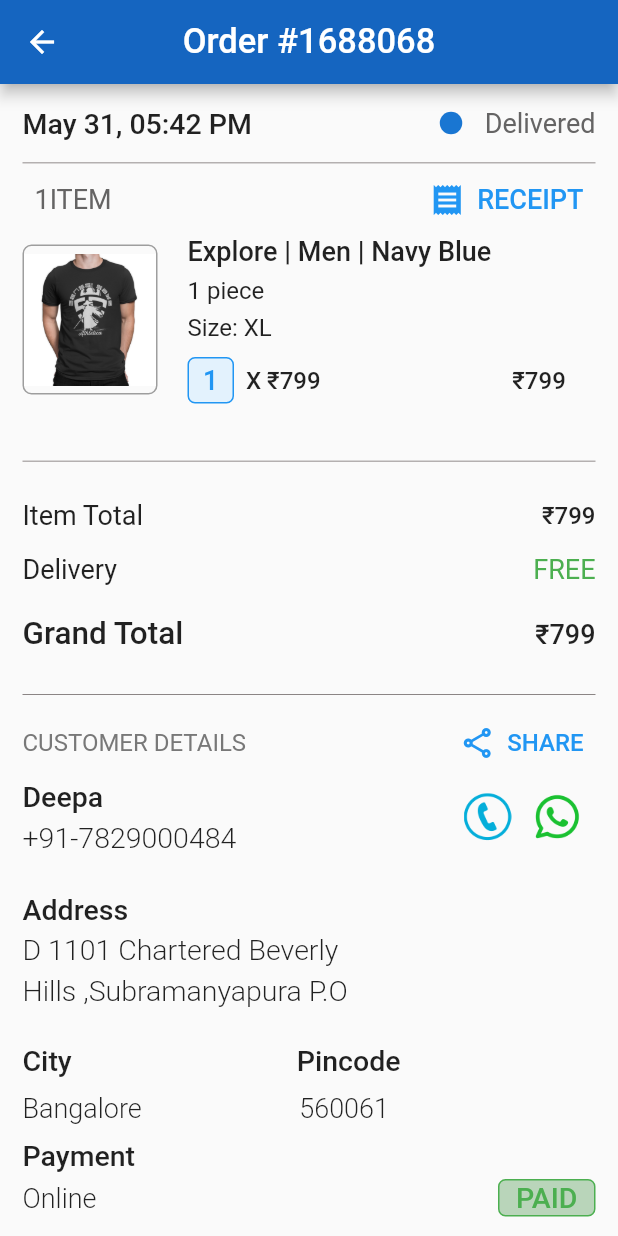
After one commit to joyaljosephnote/dukaan-app-clone, a Flutter app: the OrderDetails screen opened directly, on a phone screen of 412 x 824 dp. The commit adds this screen. Run offline on Flutter 3.47's test engine with Material 2 defaults, Android fonts, the phone set to English and light mode, and no system bars.

Commit message:
order details page compleated

```diff
--- a/lib/main.dart
+++ b/lib/main.dart
@@ -1,11 +1,11 @@
 // ignore_for_file: unused_local_variable
 
 import 'package:flutter/material.dart';
-import 'package:ui_design/screens/Account/account_page.dart';
+import 'package:ui_design/screens/account/account_page.dart';
 import 'package:ui_design/screens/catalogue/catalogue_page.dart';
 import 'package:ui_design/screens/dukaan_premium.dart';
 import 'package:ui_design/screens/manage_store.dart';
-import 'package:ui_design/screens/order_page.dart';
+import 'package:ui_design/screens/order/order_page.dart';
 
 void main() {
   runApp(const MyApp());
--- /dev/null
+++ b/lib/screens/order/order_details.dart
@@ -0,0 +1,557 @@
+import 'dart:async';
+
+import 'package:flutter/material.dart';
+
+class OrderDetails extends StatefulWidget {
+  const OrderDetails({super.key});
+
+  @override
+  State<OrderDetails> createState() => _OrderDetailsState();
+}
+
+class _OrderDetailsState extends State<OrderDetails> {
+  bool _isPressed = false;
+
+  @override
+  Widget build(BuildContext context) {
+    return Scaffold(
+      appBar: AppBar(
+        backgroundColor: Colors.blue[800],
+        centerTitle: true,
+        title: const Text(
+          'Order #1688068',
+          style: TextStyle(fontSize: 23, fontWeight: FontWeight.w500),
+        ),
+      ),
+      body: SingleChildScrollView(
+        child: SafeArea(
+            child: Padding(
+          padding: const EdgeInsets.all(15.0),
+          child: Column(
+            children: [
+              //first row
+              Row(
+                mainAxisAlignment: MainAxisAlignment.spaceBetween,
+                children: [
+                  const Text(
+                    'May 31, 05:42 PM',
+                    style: TextStyle(
+                      fontSize: 19,
+                      fontWeight: FontWeight.w500,
+                    ),
+                  ),
+                  Row(children: [
+                    Container(
+                      height: 15,
+                      width: 15,
+                      decoration: BoxDecoration(
+                        borderRadius: BorderRadius.circular(15),
+                        color: Colors.blue[700],
+                      ),
+                    ),
+                    const SizedBox(
+                      width: 15,
+                    ),
+                    const Text(
+                      'Delivered',
+                      style: TextStyle(
+                          fontSize: 18,
+                          color: Color.fromARGB(255, 101, 100, 100),
+                          fontWeight: FontWeight.w400),
+                    )
+                  ])
+                ],
+              ),
+              //first row end
+              const SizedBox(
+                height: 15,
+              ),
+              //whole container contains item,prize etc
+              Row(
+                children: [
+                  Expanded(
+                    child: Container(
+                      //decoration
+                      height: 200,
+                      decoration: const BoxDecoration(
+                          border: Border(
+                              top: BorderSide(
+                                color: Color.fromARGB(255, 180, 176, 176),
+                              ),
+                              bottom: BorderSide(
+                                color: Color.fromARGB(255, 180, 176, 176),
+                              ))),
+                      //decoration end
+                      //1 item &recipt
+                      child: Column(
+                        children: [
+                          Row(
+                            crossAxisAlignment: CrossAxisAlignment.start,
+                            mainAxisAlignment: MainAxisAlignment.spaceBetween,
+                            children: [
+                              TextButton(
+                                onPressed: () {},
+                                child: const Text(
+                                  '1ITEM',
+                                  style: TextStyle(
+                                      fontSize: 18,
+                                      color: Color.fromARGB(255, 101, 100, 100),
+                                      fontWeight: FontWeight.w400),
+                                ),
+                              ),
+                              TextButton.icon(
+                                onPressed: () {},
+                                icon: const Icon(Icons.receipt),
+                                label: const Text('RECEIPT',
+                                    style: TextStyle(
+                                      fontSize: 18,
+                                    )),
+                              )
+                            ],
+                          ),
+                          //1 item &recipt end
+
+                          //photo and other details
+                          Row(
+                            // mainAxisAlignment: MainAxisAlignment.start,
+                            children: [
+                              //image
+                              Container(
+                                decoration: BoxDecoration(
+                                  borderRadius: BorderRadius.circular(6),
+                                  border: Border.all(color: Colors.grey),
+                                ),
+                                height: 100,
+                                width: 90,
+                                child: Image.asset('assets/images/tshirt.jpg'),
+                              ),
+                              //image end
+                              const SizedBox(
+                                width: 20,
+                              ),
+                              //other details
+
+                              Column(
+                                crossAxisAlignment: CrossAxisAlignment.start,
+                                children: [
+                                  const Text(
+                                    'Explore | Men | Navy Blue ',
+                                    style: TextStyle(
+                                        fontSize: 18,
+                                        fontWeight: FontWeight.w500),
+                                  ),
+                                  const SizedBox(
+                                    height: 6,
+                                  ),
+                                  const Text(
+                                    '1 piece',
+                                    style: TextStyle(fontSize: 16),
+                                  ),
+                                  const SizedBox(
+                                    height: 6,
+                                  ),
+                                  const Text(
+                                    'Size: XL',
+                                    style: TextStyle(fontSize: 16),
+                                  ),
+                                  const SizedBox(
+                                    height: 10,
+                                  ),
+                                  Row(
+                                    children: [
+                                      Container(
+                                        height: 31,
+                                        width: 31,
+                                        decoration: BoxDecoration(
+                                            borderRadius:
+                                                BorderRadius.circular(5),
+                                            color: Colors.blue[50],
+                                            border: Border.all(
+                                              color: Colors.blue.shade500,
+                                            )),
+                                        child: Center(
+                                            child: Text('1',
+                                                style: TextStyle(
+                                                    fontSize: 18,
+                                                    fontWeight: FontWeight.w500,
+                                                    color: Colors.blue[500]))),
+                                      ),
+                                      const Text(
+                                        '  X ₹799',
+                                        style: TextStyle(
+                                            fontSize: 16,
+                                            fontWeight: FontWeight.w500),
+                                      ),
+                                      const SizedBox(
+                                        width: 127.727,
+                                      ),
+                                      const Text(
+                                        '₹799',
+                                        style: TextStyle(
+                                            fontSize: 16,
+                                            fontWeight: FontWeight.w500),
+                                      )
+                                    ],
+                                  )
+                                ],
+                              )
+
+                              //other details end
+                            ],
+                          ),
+
+                          //photo and other details
+                        ],
+                      ),
+                    ),
+                  ),
+                ],
+              ),
+
+              //whole container contains item,prize etc end
+              const SizedBox(
+                height: 25,
+              ),
+              //prize detais row
+
+              const Row(
+                mainAxisAlignment: MainAxisAlignment.spaceBetween,
+                children: [
+                  Text(
+                    'Item Total',
+                    style: TextStyle(fontSize: 18, fontWeight: FontWeight.w400),
+                  ),
+                  Text(
+                    '₹799',
+                    style: TextStyle(fontSize: 16, fontWeight: FontWeight.w500),
+                  )
+                ],
+              ),
+              const SizedBox(
+                height: 15,
+              ),
+              const Row(
+                mainAxisAlignment: MainAxisAlignment.spaceBetween,
+                children: [
+                  Text(
+                    'Delivery',
+                    style: TextStyle(fontSize: 18, fontWeight: FontWeight.w400),
+                  ),
+                  Text(
+                    'FREE',
+                    style: TextStyle(color: Colors.green, fontSize: 18),
+                  )
+                ],
+              ),
+              const SizedBox(
+                height: 20,
+              ),
+              const Row(
+                mainAxisAlignment: MainAxisAlignment.spaceBetween,
+                children: [
+                  Text(
+                    'Grand Total',
+                    style: TextStyle(fontSize: 21, fontWeight: FontWeight.w500),
+                  ),
+                  Text(
+                    '₹799',
+                    style: TextStyle(fontSize: 18, fontWeight: FontWeight.w500),
+                  )
+                ],
+              ),
+              const SizedBox(
+                height: 20,
+              ),
+              const Divider(color: Color.fromARGB(255, 139, 133, 133)),
+              //prize detais row
+
+              //customer details and share
+              Row(
+                mainAxisAlignment: MainAxisAlignment.spaceBetween,
+                children: [
+                  const Text(
+                    'CUSTOMER DETAILS',
+                    style: TextStyle(
+                      fontSize: 16,
+                      color: Color.fromARGB(255, 120, 120, 120),
+                    ),
+                  ),
+                  TextButton.icon(
+                      onPressed: () {},
+                      icon: const Icon(Icons.share_outlined),
+                      label: const Text(
+                        'SHARE',
+                        style: TextStyle(fontSize: 16),
+                      ))
+                ],
+              ),
+              //customer details and share end
+
+              //customer name number whatsapp icon and call icon
+
+              Row(
+                mainAxisAlignment: MainAxisAlignment.spaceBetween,
+                children: [
+                  const Column(
+                    crossAxisAlignment: CrossAxisAlignment.start,
+                    children: [
+                      Text(
+                        'Deepa',
+                        style: TextStyle(
+                            fontSize: 19, fontWeight: FontWeight.w500),
+                      ),
+                      SizedBox(
+                        height: 5,
+                      ),
+                      Text('+91-7829000484',
+                          style: TextStyle(
+                              fontSize: 19, fontWeight: FontWeight.w300))
+                    ],
+                  ),
+                  Row(
+                    children: [
+                      InkWell(
+                        onTap: () {},
+                        child: Image.asset(
+                          'assets/images/phone.png',
+                          height: 32,
+                          width: 32,
+                        ),
+                      ),
+                      const SizedBox(
+                        width: 5,
+                      ),
+                      InkWell(
+                        onTap: () {},
+                        child: Image.asset(
+                          'assets/images/whatsapp.png',
+                          height: 51,
+                          width: 51,
+                        ),
+                      )
+                    ],
+                  )
+                ],
+              ),
+
+              //customer name number whatsapp icon and call icon end
+              const SizedBox(
+                height: 25,
+              ),
+              //address
+
+              const Row(
+                mainAxisAlignment: MainAxisAlignment.start,
+                children: [
+                  Column(
+                    crossAxisAlignment: CrossAxisAlignment.start,
+                    children: [
+                      Text(
+                        'Address',
+                        style: TextStyle(
+                            fontSize: 19, fontWeight: FontWeight.w500),
+                      ),
+                      SizedBox(
+                        height: 5,
+                      ),
+                      Text(
+                        'D 1101 Chartered Beverly',
+                        style: TextStyle(
+                            fontSize: 19, fontWeight: FontWeight.w300),
+                      ),
+                      SizedBox(
+                        height: 5,
+                      ),
+                      Text(
+                        'Hills ,Subramanyapura P.O',
+                        style: TextStyle(
+                            fontSize: 19, fontWeight: FontWeight.w300),
+                      ),
+                      SizedBox(
+                        height: 25,
+                      ),
+                    ],
+                  ),
+                ],
+              ),
+              //address end
+              const Row(
+                // mainAxisAlignment: MainAxisAlignment.spaceEvenly,
+                children: [
+                  Text(
+                    'City',
+                    style: TextStyle(fontSize: 19, fontWeight: FontWeight.w500),
+                  ),
+                  SizedBox(
+                    width: 150,
+                  ),
+                  Text(
+                    'Pincode',
+                    style: TextStyle(fontSize: 19, fontWeight: FontWeight.w500),
+                  )
+                ],
+              ),
+              const SizedBox(
+                height: 10,
+              ),
+              const Row(
+                children: [
+                  Text(
+                    'Bangalore',
+                    style: TextStyle(fontSize: 18, fontWeight: FontWeight.w300),
+                  ),
+                  SizedBox(
+                    width: 105,
+                  ),
+                  Text(
+                    '560061',
+                    style: TextStyle(fontSize: 18, fontWeight: FontWeight.w300),
+                  )
+                ],
+              ),
+              const SizedBox(
+                height: 10,
+              ),
+              const Align(
+                  alignment: Alignment(-1.0, 0.0),
+                  child: Text(
+                    'Payment',
+                    style: TextStyle(fontSize: 19, fontWeight: FontWeight.w500),
+                  )),
+              const SizedBox(
+                height: 5,
+              ),
+              Row(
+                mainAxisAlignment: MainAxisAlignment.spaceBetween,
+                children: [
+                  const Text(
+                    'Online',
+                    style: TextStyle(fontSize: 18, fontWeight: FontWeight.w300),
+                  ),
+                  Container(
+                    decoration: BoxDecoration(
+                        borderRadius: BorderRadius.circular(5),
+                        color: const Color.fromARGB(255, 185, 213, 186),
+                        border: Border.all(color: Colors.green.shade500)),
+                    height: 25,
+                    width: 65,
+                    child: const Center(
+                      child: Text(
+                        'PAID',
+                        style: TextStyle(
+                            fontSize: 19,
+                            fontWeight: FontWeight.w500,
+                            color: Colors.green),
+                      ),
+                    ),
+                  )
+                ],
+              ),
+              const SizedBox(
+                height: 10,
+              ),
+              const Divider(color: Color.fromARGB(255, 139, 133, 133)),
+              const SizedBox(
+                height: 10,
+              ),
+              const Align(
+                  alignment: Alignment(-1.0, 0.0),
+                  child: Text(
+                    'ADDITIONAL INFORMATION',
+                    style: TextStyle(
+                      color: Color.fromARGB(255, 120, 120, 120),
+                      fontSize: 16,
+                    ),
+                  )),
+              const SizedBox(
+                height: 15,
+              ),
+              const Align(
+                  alignment: Alignment(-1.0, 0.0),
+                  child: Text(
+                    'State',
+                    style: TextStyle(fontSize: 19, fontWeight: FontWeight.w500),
+                  )),
+              const SizedBox(
+                height: 4,
+              ),
+              const Align(
+                  alignment: Alignment(-1.0, 0.0),
+                  child: Text(
+                    'Karnataka',
+                    style: TextStyle(fontSize: 19, fontWeight: FontWeight.w300),
+                  )),
+              const SizedBox(
+                height: 20,
+              ),
+              const Align(
+                  alignment: Alignment(-1.0, 0.0),
+                  child: Text(
+                    'Email',
+                    style: TextStyle(fontSize: 19, fontWeight: FontWeight.w500),
+                  )),
+              const SizedBox(
+                height: 4,
+              ),
+              const Align(
+                  alignment: Alignment(-1.0, 0.0),
+                  child: Text(
+                    'greeniceaqua@gmail.com',
+                    style: TextStyle(fontSize: 19, fontWeight: FontWeight.w300),
+                  )),
+              const SizedBox(
+                height: 25,
+              ),
+              ElevatedButton(
+                style: ButtonStyle(
+                  minimumSize: MaterialStateProperty.all(const Size(500, 50)),
+                  elevation: const MaterialStatePropertyAll(0),
+                  backgroundColor: MaterialStateProperty.all(Colors.white),
+                  shape: MaterialStateProperty.all(
+                    RoundedRectangleBorder(
+                      side: const BorderSide(
+                        color: Colors.blue,
+                        width: 1.0,
+                      ),
+                      borderRadius: BorderRadius.circular(8.0),
+                    ),
+                  ),
+                  overlayColor: MaterialStateProperty.all(Colors.transparent),
+                ),
+                onPressed: () {
+                  setState(() {
+                    _isPressed = true;
+                    Timer(const Duration(milliseconds: 100), () {
+                      setState(() {
+                        _isPressed = false;
+                      });
+                    });
+                    // Add your button press logic here
+                  });
+                },
+                child: Container(
+                  decoration: BoxDecoration(
+                    borderRadius: BorderRadius.circular(6.0),
+                    color: _isPressed
+                        ? Colors.blue.withOpacity(0.2)
+                        : Colors.white,
+                  ),
+                  child: Center(
+                    child: Text(
+                      'Share receipt',
+                      style: TextStyle(
+                        fontSize: 19,
+                        fontWeight: FontWeight.w500,
+                        color: _isPressed ? Colors.white : Colors.blue,
+                      ),
+                    ),
+                  ),
+                ),
+              ),
+            ],
+          ),
+        )),
+      ),
+    );
+  }
+}
--- a/lib/screens/Account/account_page.dart
+++ b/lib/screens/order/order_page.dart
@@ -1,8 +1,8 @@
 import 'package:flutter/material.dart';
-import 'package:ui_design/screens/Account/additional_information.dart';
+import 'package:ui_design/screens/order/order_details.dart';
 
-class AccountPage extends StatelessWidget {
-  const AccountPage({super.key});
+class OrderPage extends StatelessWidget {
+  const OrderPage({super.key});
 
   @override
   Widget build(BuildContext context) {
@@ -12,7 +12,7 @@ class AccountPage extends StatelessWidget {
         backgroundColor: Colors.blue[800],
         title: Title(
           color: Colors.white,
-          child: const Text('Account'),
+          child: const Text('Orders'),
         ),
         centerTitle: true,
       ),
@@ -44,9 +44,9 @@ class AccountPage extends StatelessWidget {
               Navigator.push(
                   context,
                   MaterialPageRoute(
-                      builder: (context) => const AdditionalInformation()));
+                      builder: (context) => const OrderDetails()));
             },
-            child: const Text('Additional Information'),
+            child: const Text('Order Details'),
           ),
         ),
       ),
--- a/lib/screens/order_page.dart
+++ /dev/null
@@ -1,11 +0,0 @@
-import 'package:flutter/cupertino.dart';
-import 'package:flutter/material.dart';
-
-class OrderPage extends StatelessWidget {
-  const OrderPage({super.key});
-
-  @override
-  Widget build(BuildContext context) {
-    return Scaffold();
-  }
-}
```
